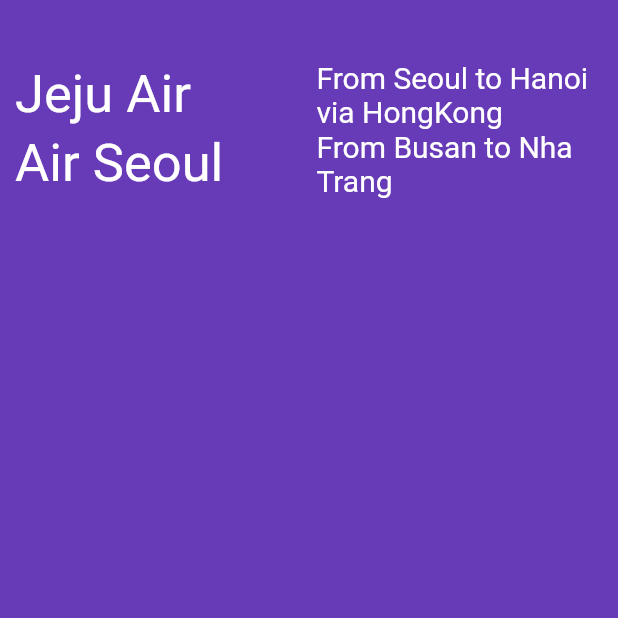
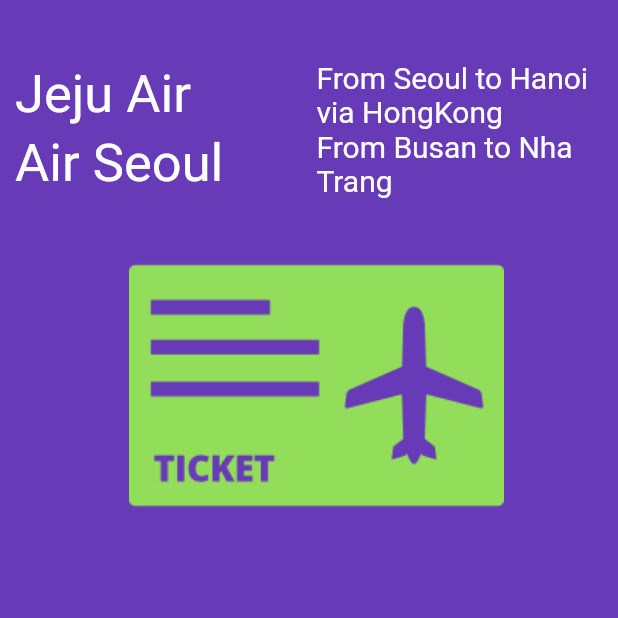
Before and after one commit to minhbka/flutter_tutorial, a Flutter app: the screen it shows after launch, on a phone screen of 412 x 824 dp, the top half of it. Run offline on Flutter 3.47's test engine with Material 2 defaults, Android fonts, the phone set to English and light mode, and no system bars.

Commit message:
Flutter Image Asset

```diff
--- a/lib/app_screens/home.dart
+++ b/lib/app_screens/home.dart
@@ -70,10 +70,20 @@
                   )
                 )
               ]
-            )
+            ),
+            FlightImageAsset(),
           ],
         )
       )
     );
   }
 }
+
+class FlightImageAsset extends StatelessWidget{
+  @override
+  Widget build(BuildContext context) {
+    AssetImage assetImage = new AssetImage("images/flight.png");
+    Image image = Image(image:assetImage, width:250.0, height:250.0);
+    return Container(child:image);
+  }
+}
--- a/pubspec.yaml
+++ b/pubspec.yaml
@@ -45,7 +45,8 @@
   uses-material-design: true
 
   # To add assets to your application, add an assets section, like this:
-  # assets:
+  assets:
+    - images/flight.png
   #   - images/a_dot_burr.jpeg
   #   - images/a_dot_ham.jpeg
 
```
Also changed, not shown: images/flight.png (added), lib/flight.png (added).
